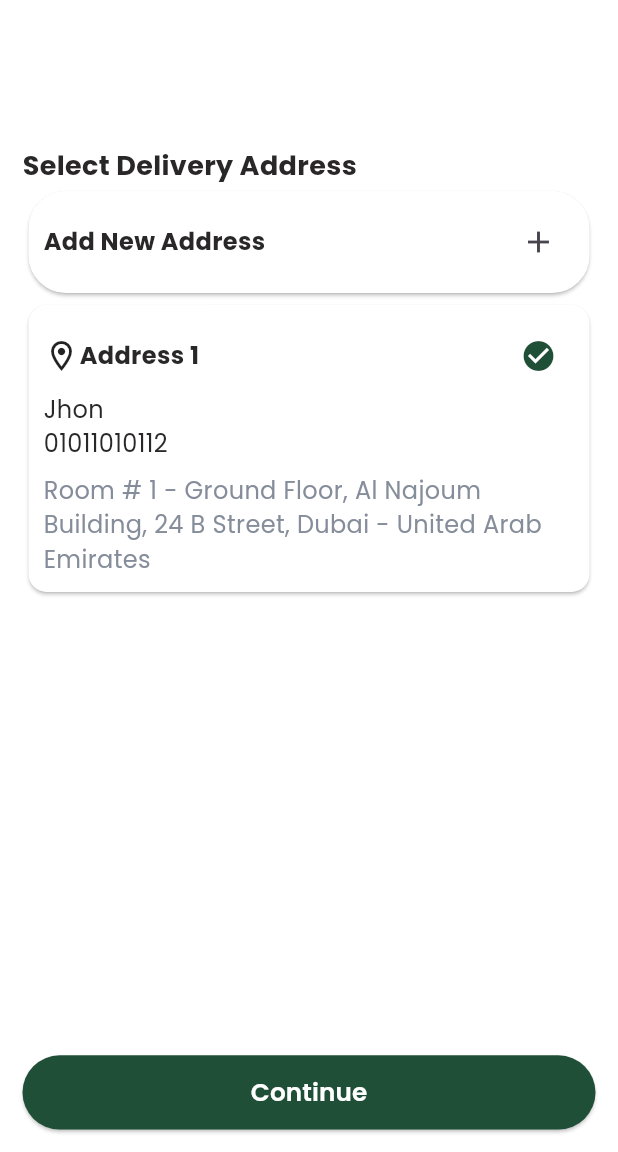
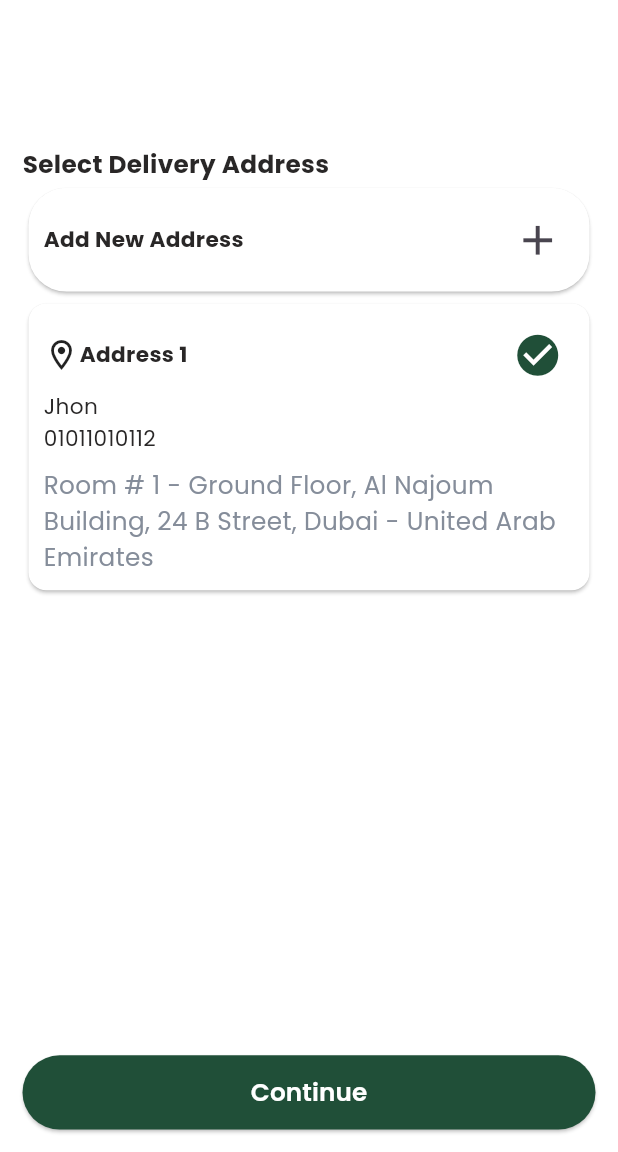
Before and after one commit to amrelmaadawy/fruit-app, a Flutter app: the CheckoutMobileView screen opened directly, after a tap on "Continue", on a phone screen of 412 x 824 dp, the part 84-1236 px from its top. Run offline on Flutter 3.47's test engine with Material 3 defaults, Android fonts, the phone set to English and light mode, and no system bars; our stand-ins replace font_awesome_flutter, pin_code_fields, salomon_bottom_bar, shared_preferences, smooth_page_indicator; accounts and stored records are empty.

Commit message:
fix check out responsive

```diff
--- a/lib/features/basket/views/mobile/checkout_mobile_view.dart
+++ b/lib/features/basket/views/mobile/checkout_mobile_view.dart
@@ -37,7 +37,7 @@ class _CheckoutMobileViewState extends State<CheckoutMobileView> {
           padding: const EdgeInsets.all(kDefHomePadding),
           child: Column(
             children: [
-              SizedBox(height: MediaQuery.of(context).size.height * 0.1),
+              SizedBox(height: 10.h),
               Expanded(
                 flex: 7,
                 child: PageView(
--- a/lib/features/basket/views/mobile/widgets/payment_mobile_view.dart
+++ b/lib/features/basket/views/mobile/widgets/payment_mobile_view.dart
@@ -199,7 +199,10 @@ class _PaymentMobileViewState extends State<PaymentMobileView> {
                                     height: 8.h,
                                   ),
                                   SizedBox(width: 2.w),
-                                  Text('Credit Card / Debit Card'),
+                                  Text(
+                                    'Credit Card / Debit Card',
+                                    style: TextStyle(fontSize: 3.5.sp),
+                                  ),
                                 ],
                               ),
                             ),
@@ -234,7 +237,10 @@ class _PaymentMobileViewState extends State<PaymentMobileView> {
                                     height: 8.h,
                                   ),
                                   SizedBox(width: 2.w),
-                                  Text('Cash of delivery'),
+                                  Text(
+                                    'Cash of delivery',
+                                    style: TextStyle(fontSize: 3.5.sp),
+                                  ),
                                 ],
                               ),
                             ),
@@ -269,7 +275,10 @@ class _PaymentMobileViewState extends State<PaymentMobileView> {
                                     height: 8.h,
                                   ),
                                   SizedBox(width: 2.w),
-                                  Text('kent'),
+                                  Text(
+                                    'kent',
+                                    style: TextStyle(fontSize: 3.5.sp),
+                                  ),
                                 ],
                               ),
                             ),
--- a/lib/features/basket/views/mobile/widgets/select_address_mobile_view.dart
+++ b/lib/features/basket/views/mobile/widgets/select_address_mobile_view.dart
@@ -1,4 +1,5 @@
 import 'package:flutter/material.dart';
+import 'package:fruit_app/core/responsive/size_config.dart';
 import 'package:fruit_app/core/utils/app_colors.dart';
 import 'package:fruit_app/core/utils/app_size.dart';
 
@@ -13,7 +14,7 @@ class SelectAddressMobileView extends StatelessWidget {
         Text(
           'Select Delivery Address',
           style: TextStyle(
-            fontSize: 18,
+            fontSize: 4.sp,
             fontWeight: FontWeight.bold,
             color: kBlackColor,
           ),
@@ -31,13 +32,16 @@ class SelectAddressMobileView extends StatelessWidget {
                   child: Text(
                     'Add New Address',
                     style: TextStyle(
-                      fontSize: 16,
+                      fontSize: 3.5.sp,
                       fontWeight: FontWeight.bold,
                       color: kBlackColor,
                     ),
                   ),
                 ),
-                IconButton(onPressed: () {}, icon: Icon(Icons.add)),
+                IconButton(
+                  onPressed: () {},
+                  icon: Icon(Icons.add, size: 8.sp),
+                ),
               ],
             ),
           ),
@@ -56,7 +60,7 @@ class SelectAddressMobileView extends StatelessWidget {
                     Text(
                       'Address 1',
                       style: TextStyle(
-                        fontSize: 16,
+                        fontSize: 3.5.sp,
                         fontWeight: FontWeight.bold,
                         color: kBlackColor,
                       ),
@@ -64,22 +68,26 @@ class SelectAddressMobileView extends StatelessWidget {
                     Spacer(),
                     IconButton(
                       onPressed: () {},
-                      icon: Icon(Icons.check_circle, color: kPrimaryColor),
+                      icon: Icon(
+                        Icons.check_circle,
+                        color: kPrimaryColor,
+                        size: 8.sp,
+                      ),
                     ),
                   ],
                 ),
                 Text(
                   'Jhon',
-                  style: TextStyle(fontSize: 16, color: kBlackColor),
+                  style: TextStyle(fontSize: 3.5.sp, color: kBlackColor),
                 ),
                 Text(
                   '01011010112',
-                  style: TextStyle(fontSize: 16, color: kBlackColor),
+                  style: TextStyle(fontSize: 3.5.sp, color: kBlackColor),
                 ),
-                SizedBox(height: MediaQuery.of(context).size.height * 0.01),
+                SizedBox(height: 1.h),
                 Text(
                   'Room # 1 - Ground Floor, Al Najoum Building, 24 B Street, Dubai - United Arab Emirates',
-                  style: TextStyle(fontSize: 16, color: kSubTextColor),
+                  style: TextStyle(fontSize: 4.sp, color: kSubTextColor),
                 ),
               ],
             ),
--- a/lib/features/basket/views/mobile/widgets/select_date_mobile_view.dart
+++ b/lib/features/basket/views/mobile/widgets/select_date_mobile_view.dart
@@ -1,5 +1,6 @@
 import 'package:flutter/material.dart';
 import 'package:fruit_app/core/components/custom_text_form_field.dart';
+import 'package:fruit_app/core/responsive/size_config.dart';
 import 'package:fruit_app/core/services/pick_date_service.dart';
 import 'package:fruit_app/core/utils/app_size.dart';
 
@@ -12,10 +13,10 @@ class SelectDateMobileView extends StatefulWidget {
 
 class _SelectDateMobileViewState extends State<SelectDateMobileView> {
   TextEditingController selectDateController = TextEditingController();
-  DateTime? selectedDate = DateTime.now();
+  String? selectedDate = 'now';
   @override
   Widget build(BuildContext context) {
-    return RadioGroup<DateTime>(
+    return RadioGroup<String>(
       onChanged: (value) {
         setState(() {
           selectedDate = value;
@@ -32,16 +33,16 @@ class _SelectDateMobileViewState extends State<SelectDateMobileView> {
                 borderRadius: BorderRadiusGeometry.circular(kDefBorderRaduis),
               ),
               child: SizedBox(
-                height: MediaQuery.of(context).size.height * 0.08,
-                child: RadioMenuButton<DateTime>(
-                  value: DateTime.now(),
+                height: 8.h,
+                child: RadioMenuButton<String>(
+                  value: '',
                   groupValue: selectedDate,
-                  onChanged: (DateTime? value) {
+                  onChanged: (String? value) {
                     setState(() {
                       selectedDate = value;
                     });
                   },
-                  child: Text('Now'),
+                  child: Text('Now', style: TextStyle(fontSize: 4.sp)),
                 ),
               ),
             ),
@@ -55,16 +56,19 @@ class _SelectDateMobileViewState extends State<SelectDateMobileView> {
               padding: const EdgeInsets.all(kDefItemsPadding),
               child: Column(
                 children: [
-                  RadioMenuButton<DateTime>(
+                  RadioMenuButton<String>(
                     style: ButtonStyle(iconAlignment: IconAlignment.start),
-                    value: DateTime.now(),
+                    value: 'now',
                     groupValue: selectedDate,
-                    onChanged: (DateTime? value) {
+                    onChanged: (String? value) {
                       setState(() {
                         selectedDate = value;
                       });
                     },
-                    child: Text('Select Delivery Time'),
+                    child: Text(
+                      'Select Delivery Time',
+                      style: TextStyle(fontSize: 4.sp),
+                    ),
                   ),
                   Padding(
                     padding: const EdgeInsets.all(kDefItemsPadding),
@@ -83,7 +87,7 @@ class _SelectDateMobileViewState extends State<SelectDateMobileView> {
                           validator: (value) {
                             return null;
                           },
-                          keyboardType: TextInputType.datetime,
+                          keyboardType: TextInputType.text,
                         ),
                       ),
                     ),
```
